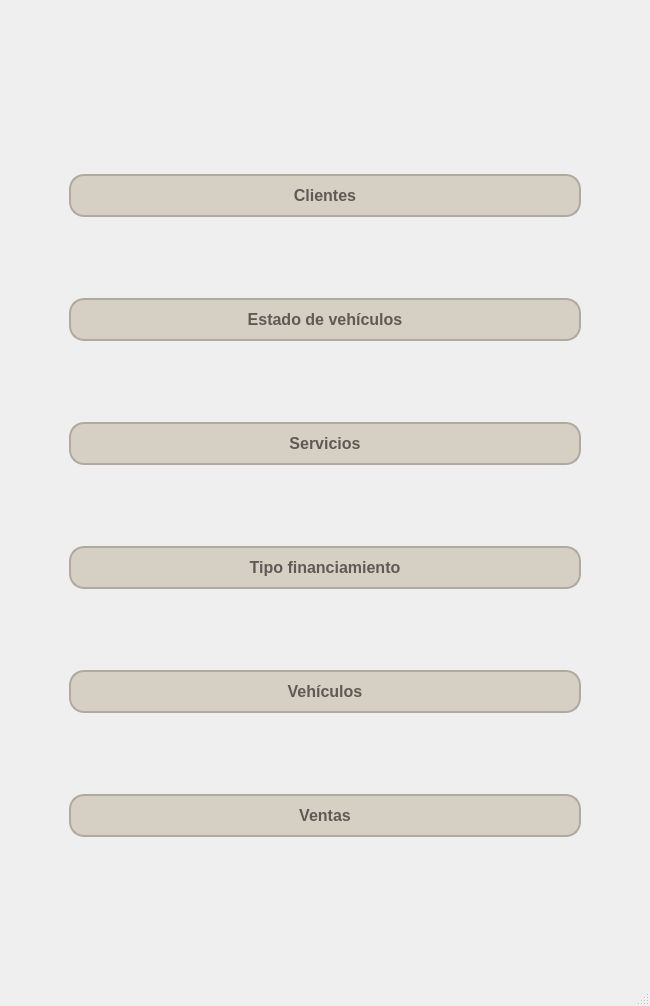
GabrielTrejo1/Prueba, file src/gui/inicio_2.ui: the form before one commit.
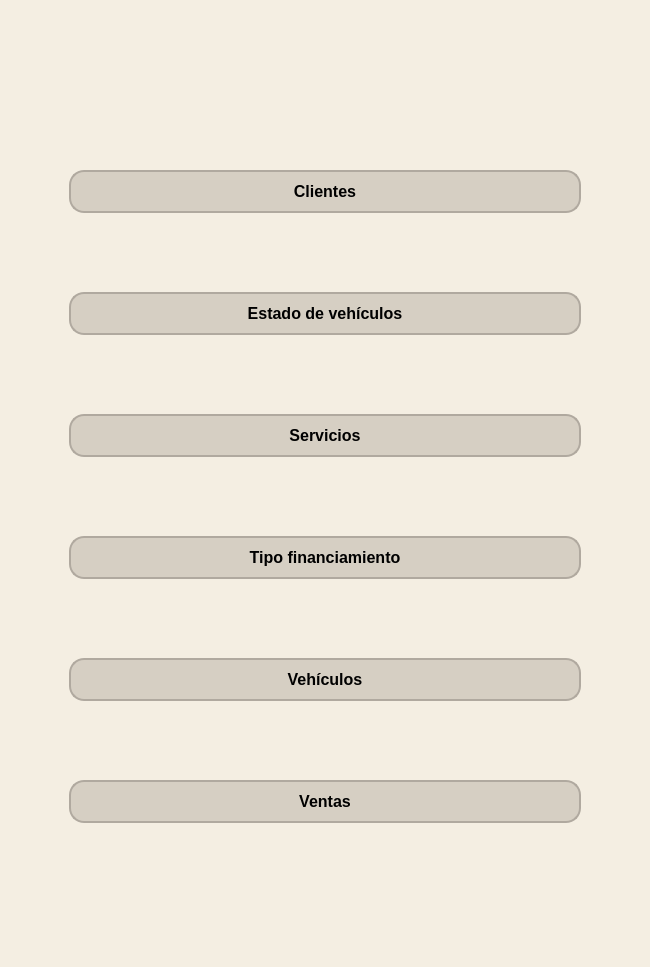
The form after the commit. Icons and pictures are not drawn.

Commit message: Alternativas GUI Cliente_2 y Inicio_2

The edit to the form file:
```diff
--- a/src/gui/inicio_2.ui
+++ b/src/gui/inicio_2.ui
@@ -7,44 +7,36 @@
     <x>0</x>
     <y>0</y>
     <width>650</width>
-    <height>1006</height>
+    <height>967</height>
    </rect>
   </property>
+  <property name="sizePolicy">
+   <sizepolicy hsizetype="Preferred" vsizetype="Preferred">
+    <horstretch>0</horstretch>
+    <verstretch>0</verstretch>
+   </sizepolicy>
+  </property>
+  <property name="maximumSize">
+   <size>
+    <width>16777215</width>
+    <height>16777215</height>
+   </size>
+  </property>
   <property name="windowTitle">
    <string>Inicio</string>
   </property>
   <property name="styleSheet">
-   <string notr="true">
-    background-color: #f4eee2; /* Color de fondo de la ventana principal */
-
-
-QPushButton {
-    background-color: #d6cfc3; /* Color de fondo del botón */
-    border: 2px solid #b0a99f; /* Color y grosor del borde */
-    border-radius: 15px; /* Bordes redondeados */
-    padding: 10px; /* Espaciado interno */
-    font-size: 16px; /* Tamaño de la fuente */
-    color: #333; /* Color del texto */
-    text-align: center; /* Centrar texto */
-    transition: background-color 0.3s; /* Transición suave para el hover */
-}
-
-QPushButton:hover {
-    background-color: #c1b1a4; /* Color de fondo al pasar el mouse */
-}
-</string>
+   <string notr="true">background-color: #f4eee2;</string>
   </property>
   <widget class="QWidget" name="centralwidget">
+   <property name="sizePolicy">
+    <sizepolicy hsizetype="Minimum" vsizetype="Minimum">
+     <horstretch>0</horstretch>
+     <verstretch>0</verstretch>
+    </sizepolicy>
+   </property>
    <property name="styleSheet">
-    <string notr="true">QMainWindow {
-    background: qlineargradient(
-        x1: 0, y1: 0, x2: 1, y2: 1,
-        stop: 0 #f4eee2, 
-        stop: 1 #d6cfc3
-    ); /* Gradiente de fondo */
-    border: 2px solid #b0a99f; /* Borde alrededor de la ventana */
-    border-radius: 10px; /* Bordes redondeados de la ventana */
-}</string>
+    <string notr="true"/>
    </property>
    <layout class="QGridLayout" name="gridLayout">
     <item row="2" column="1">
@@ -150,7 +142,7 @@
       </property>
       <property name="font">
        <font>
-        <pointsize>-1</pointsize>
+        <pointsize>12</pointsize>
         <weight>75</weight>
         <bold>true</bold>
        </font>
@@ -163,14 +155,10 @@
       </property>
       <property name="styleSheet">
        <string notr="true">QPushButton {
-    background-color: #d6cfc3; /* Nuevo color de fondo del botón */
-    border: 2px solid #b0a99f; /* Color y grosor del borde */
-    border-radius: 15px; /* Bordes redondeados */
-    padding: 10px; /* Espaciado interno */
-    font-size: 16px; /* Tamaño de la fuente */
-    color: rgb(94, 90, 85); /* Color del texto */
-    text-align: center; /* Centrar texto */
-    transition: background-color 0.3s; /* Transición suave para el hover */
+    background-color: #d6cfc3;
+    border: 2px solid #b0a99f;
+    border-radius: 15px;
+    padding: 10px;
 }
 
 QPushButton:hover {
@@ -193,7 +181,7 @@
       </property>
       <property name="font">
        <font>
-        <pointsize>-1</pointsize>
+        <pointsize>12</pointsize>
         <weight>75</weight>
         <bold>true</bold>
        </font>
@@ -206,14 +194,10 @@
       </property>
       <property name="styleSheet">
        <string notr="true">QPushButton {
-    background-color: #d6cfc3; /* Nuevo color de fondo del botón */
-    border: 2px solid #b0a99f; /* Color y grosor del borde */
-    border-radius: 15px; /* Bordes redondeados */
-    padding: 10px; /* Espaciado interno */
-    font-size: 16px; /* Tamaño de la fuente */
-    color: rgb(94, 90, 85); /* Color del texto */
-    text-align: center; /* Centrar texto */
-    transition: background-color 0.3s; /* Transición suave para el hover */
+    background-color: #d6cfc3;
+    border: 2px solid #b0a99f;
+    border-radius: 15px;
+    padding: 10px;
 }
 
 QPushButton:hover {
@@ -265,7 +249,7 @@
       </property>
       <property name="font">
        <font>
-        <pointsize>-1</pointsize>
+        <pointsize>12</pointsize>
         <weight>75</weight>
         <bold>true</bold>
        </font>
@@ -278,14 +262,10 @@
       </property>
       <property name="styleSheet">
        <string notr="true">QPushButton {
-    background-color: #d6cfc3; /* Nuevo color de fondo del botón */
-    border: 2px solid #b0a99f; /* Color y grosor del borde */
-    border-radius: 15px; /* Bordes redondeados */
-    padding: 10px; /* Espaciado interno */
-    font-size: 16px; /* Tamaño de la fuente */
-    color: rgb(94, 90, 85); /* Color del texto */
-    text-align: center; /* Centrar texto */
-    transition: background-color 0.3s; /* Transición suave para el hover */
+    background-color: #d6cfc3;
+    border: 2px solid #b0a99f;
+    border-radius: 15px;
+    padding: 10px;
 }
 
 QPushButton:hover {
@@ -315,7 +295,7 @@
       </property>
       <property name="font">
        <font>
-        <pointsize>-1</pointsize>
+        <pointsize>12</pointsize>
         <weight>75</weight>
         <bold>true</bold>
        </font>
@@ -328,14 +308,10 @@
       </property>
       <property name="styleSheet">
        <string notr="true">QPushButton {
-    background-color: #d6cfc3; /* Nuevo color de fondo del botón */
-    border: 2px solid #b0a99f; /* Color y grosor del borde */
-    border-radius: 15px; /* Bordes redondeados */
-    padding: 10px; /* Espaciado interno */
-    font-size: 16px; /* Tamaño de la fuente */
-    color: rgb(94, 90, 85); /* Color del texto */
-    text-align: center; /* Centrar texto */
-    transition: background-color 0.3s; /* Transición suave para el hover */
+    background-color: #d6cfc3;
+    border: 2px solid #b0a99f;
+    border-radius: 15px;
+    padding: 10px;
 }
 
 QPushButton:hover {
@@ -382,7 +358,7 @@
       </property>
       <property name="font">
        <font>
-        <pointsize>-1</pointsize>
+        <pointsize>12</pointsize>
         <weight>75</weight>
         <bold>true</bold>
        </font>
@@ -395,14 +371,10 @@
       </property>
       <property name="styleSheet">
        <string notr="true">QPushButton {
-    background-color: #d6cfc3; /* Nuevo color de fondo del botón */
-    border: 2px solid #b0a99f; /* Color y grosor del borde */
-    border-radius: 15px; /* Bordes redondeados */
-    padding: 10px; /* Espaciado interno */
-    font-size: 16px; /* Tamaño de la fuente */
-    color: rgb(94, 90, 85); /* Color del texto */
-    text-align: center; /* Centrar texto */
-    transition: background-color 0.3s; /* Transición suave para el hover */
+    background-color: #d6cfc3;
+    border: 2px solid #b0a99f;
+    border-radius: 15px;
+    padding: 10px;
 }
 
 QPushButton:hover {
@@ -425,7 +397,7 @@
       </property>
       <property name="font">
        <font>
-        <pointsize>-1</pointsize>
+        <pointsize>12</pointsize>
         <weight>75</weight>
         <bold>true</bold>
        </font>
@@ -438,14 +410,10 @@
       </property>
       <property name="styleSheet">
        <string notr="true">QPushButton {
-    background-color: #d6cfc3; /* Nuevo color de fondo del botón */
-    border: 2px solid #b0a99f; /* Color y grosor del borde */
-    border-radius: 15px; /* Bordes redondeados */
-    padding: 10px; /* Espaciado interno */
-    font-size: 16px; /* Tamaño de la fuente */
-    color: rgb(94, 90, 85); /* Color del texto */
-    text-align: center; /* Centrar texto */
-    transition: background-color 0.3s; /* Transición suave para el hover */
+    background-color: #d6cfc3;
+    border: 2px solid #b0a99f;
+    border-radius: 15px;
+    padding: 10px;
 }
 
 QPushButton:hover {
@@ -479,17 +447,6 @@
     </item>
    </layout>
   </widget>
-  <widget class="QMenuBar" name="menubar">
-   <property name="geometry">
-    <rect>
-     <x>0</x>
-     <y>0</y>
-     <width>650</width>
-     <height>21</height>
-    </rect>
-   </property>
-  </widget>
-  <widget class="QStatusBar" name="statusbar"/>
  </widget>
  <resources/>
  <connections/>
```
Left out of the diff: 12 changed lines with no effect on the pictures. The commit also changes 10 other files.
